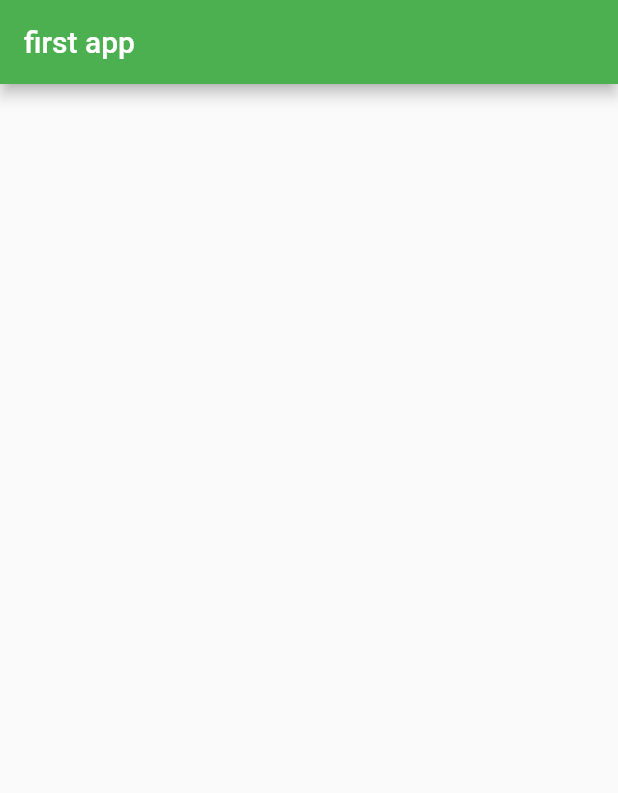
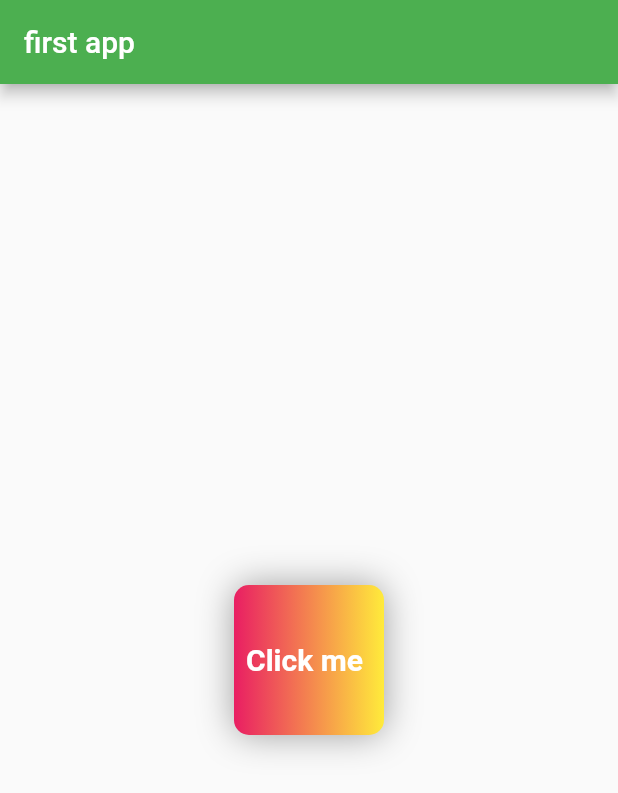
Before and after one commit to Abhishek5635/App-basic, a Flutter app: the screen it shows after launch, on a phone screen of 412 x 824 dp. Shown: the top 793 px of the screen. Run offline on Flutter 3.47's test engine with Material 2 defaults, Android fonts, the phone set to English and light mode, and no system bars.

Commit message:
ch2 complete

```diff
--- a/lib/main.dart
+++ b/lib/main.dart
@@ -15,6 +15,24 @@ class Homepage extends StatelessWidget {
       appBar: AppBar(
         title: Text('first app'),
       ),
+      body: Center(
+        child: Container(
+          padding: const EdgeInsets.all(8),
+          width: 100,
+          height: 100,
+          alignment: Alignment.center,
+          decoration: BoxDecoration(
+              borderRadius: BorderRadius.circular(10),
+              gradient: LinearGradient(colors: [Colors.pink, Colors.yellow]),
+              color: Colors.yellow,
+              boxShadow: [BoxShadow(color: Colors.grey, blurRadius: 20)]),
+          child: Text(
+            'Click me  ',
+            style: TextStyle(
+                color: Colors.white, fontWeight: FontWeight.bold, fontSize: 20),
+          ),
+        ),
+      ),
     );
   }
 }
```
